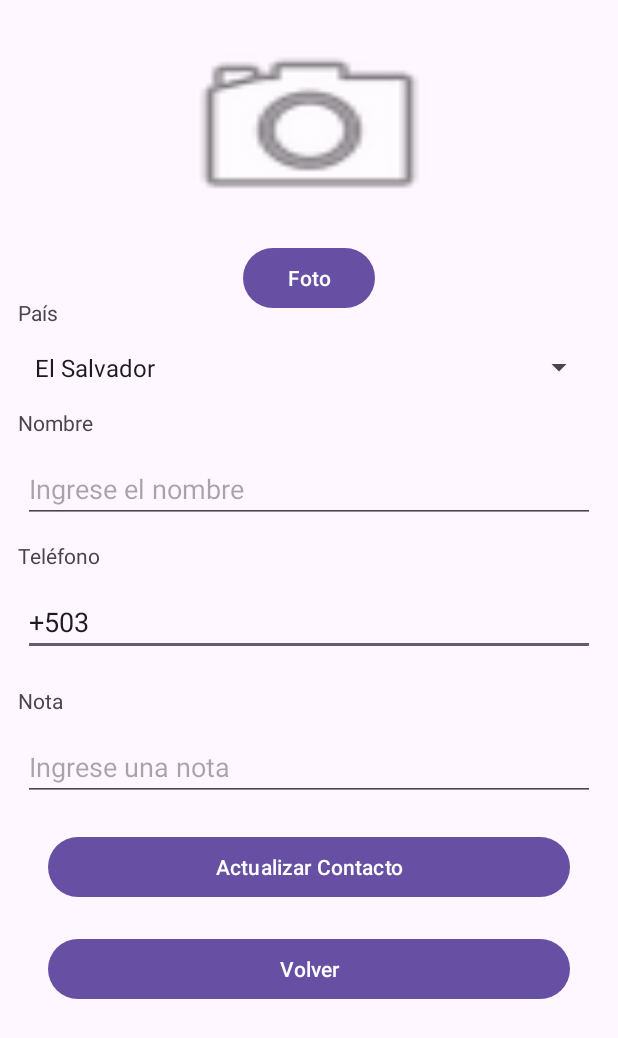
After one commit to brandon2683/TL01E1124290091_120140001, an Android app: the ActivityActualizar screen opened directly, with no data from a screen before it, on a phone screen of 412 x 824 dp. The commit adds this screen. Shown: the top 1038 px of the screen. Run offline under Robolectric (Android 15) with nearby library versions, the phone set to English and light mode, and no system bars.

Commit message:
solo falta actualizar

```diff
--- /dev/null
+++ b/app/src/main/java/com/example/tl01e1124290091_120140001/ActivityActualizar.java
@@ -0,0 +1,348 @@
+package com.example.tl01e1124290091_120140001;
+
+import android.Manifest;
+import android.annotation.SuppressLint;
+import android.content.ContentValues;
+import android.content.Intent;
+import android.content.pm.PackageManager;
+import android.database.Cursor;
+import android.database.sqlite.SQLiteDatabase;
+import android.graphics.Bitmap;
+import android.graphics.BitmapFactory;
+import android.graphics.Matrix;
+import android.media.ExifInterface;
+import android.net.Uri;
+import android.os.Bundle;
+import android.os.Environment;
+import android.provider.MediaStore;
+import android.util.Base64;
+import android.view.View;
+import android.widget.AdapterView;
+import android.widget.ArrayAdapter;
+import android.widget.Button;
+import android.widget.EditText;
+import android.widget.ImageView;
+import android.widget.Spinner;
+import android.widget.Toast;
+
+import androidx.activity.EdgeToEdge;
+import androidx.activity.result.ActivityResultLauncher;
+import androidx.activity.result.contract.ActivityResultContracts;
+import androidx.annotation.NonNull;
+import androidx.appcompat.app.AlertDialog;
+import androidx.appcompat.app.AppCompatActivity;
+import androidx.core.app.ActivityCompat;
+import androidx.core.content.ContextCompat;
+import androidx.core.content.FileProvider;
+
+import com.example.tl01e1124290091_120140001.Configuraciones.SQLiteConexion;
+import com.example.tl01e1124290091_120140001.Configuraciones.Transacciones;
+
+import java.io.ByteArrayOutputStream;
+import java.io.File;
+import java.io.IOException;
+import java.util.ArrayList;
+import java.util.HashMap;
+import java.util.Map;
+
+public class ActivityActualizar extends AppCompatActivity {
+    EditText nombresactu, telefonoactu, notaactu;
+    Spinner paisactu;
+    ImageView imageViewactu;
+    Button btnfotoactu, btnactulizar, btnvolver;
+    private File fotoFile;
+    private String fotoBase64 = null;
+    private static final int PERMISO_CAMARA = 101;
+    ActivityResultLauncher<Intent> tomarFotoLauncher;
+    Map<String, String> paisCodigo = new HashMap<>();
+    private int contactoId;
+    @Override
+    protected void onCreate(Bundle savedInstanceState) {
+        super.onCreate(savedInstanceState);
+        EdgeToEdge.enable(this);
+        setContentView(R.layout.activity_actualizar);
+
+        paisactu = (Spinner) findViewById(R.id.paisactu);
+        nombresactu = (EditText) findViewById(R.id.nombresactu);
+        telefonoactu = (EditText) findViewById(R.id.telefonoactu);
+        notaactu = (EditText) findViewById(R.id.notaactu);
+        imageViewactu = (ImageView) findViewById(R.id.imageViewactu);
+
+        btnfotoactu = (Button) findViewById(R.id.btnfotoactu);
+        btnactulizar = (Button) findViewById(R.id.btnactualizar);
+        btnvolver = (Button) findViewById(R.id.btnvolver);
+
+        contactoId = getIntent().getIntExtra("id", -1);
+
+        if (contactoId != -1) {
+            cargarContacto(contactoId);
+        }
+
+        btnfotoactu.setOnClickListener(new View.OnClickListener() {
+            @Override
+            public void onClick(View v) {
+                Permisos();
+            }
+        });
+        tomarFotoLauncher = registerForActivityResult(
+                new ActivityResultContracts.StartActivityForResult(),
+                result -> {
+                    if (result.getResultCode() == RESULT_OK) {
+                        if (fotoFile != null && fotoFile.exists()) {
+                            try {
+                                // Cargar el bitmap desde el archivo
+                                Bitmap foto = BitmapFactory.decodeFile(fotoFile.getAbsolutePath());
+
+                                // Leer orientación EXIF
+                                ExifInterface exif = new ExifInterface(fotoFile.getAbsolutePath());
+                                int orientation = exif.getAttributeInt(
+                                        ExifInterface.TAG_ORIENTATION, ExifInterface.ORIENTATION_NORMAL);
+                                int rotationInDegrees = exifToDegrees(orientation);
+
+                                // Rotar bitmap si es necesario
+                                Bitmap rotatedBitmap = foto;
+                                if (rotationInDegrees != 0) {
+                                    Matrix matrix = new Matrix();
+                                    matrix.preRotate(rotationInDegrees);
+                                    rotatedBitmap = Bitmap.createBitmap(foto, 0, 0,
+                                            foto.getWidth(), foto.getHeight(), matrix, true);
+                                }
+
+                                // Mostrar en ImageView
+                                imageViewactu.setImageBitmap(rotatedBitmap);
+
+                                // Convertir a Base64
+                                fotoBase64 = bitmapToBase64(rotatedBitmap);
+
+                            } catch (Exception e) {
+                                e.printStackTrace();
+                                Toast.makeText(ActivityActualizar.this, "Error al procesar la foto", Toast.LENGTH_LONG).show();
+                            }
+                        } else {
+                            Toast.makeText(ActivityActualizar.this, "No se pudo obtener la foto", Toast.LENGTH_LONG).show();
+                        }
+                    }
+                });
+        paisCodigo.put("Honduras", "+504");
+        paisCodigo.put("Costa Rica", "+506");
+        paisCodigo.put("Guatemala", "+502");
+        paisCodigo.put("El Salvador", "+503");
+        // Crear lista de países para el Spinner
+        ArrayList<String> listaPaises = new ArrayList<>(paisCodigo.keySet());
+        // Adapter del Spinner
+        ArrayAdapter<String> adapter = new ArrayAdapter<>(this, android.R.layout.simple_spinner_item, listaPaises);
+        adapter.setDropDownViewResource(android.R.layout.simple_spinner_dropdown_item);
+        paisactu.setAdapter(adapter);
+        paisactu.setOnItemSelectedListener(new AdapterView.OnItemSelectedListener() {
+            @Override
+            public void onItemSelected(AdapterView<?> parent, View view, int position, long id) {
+                String paisSeleccionado = (String) parent.getItemAtPosition(position);
+                // Llenar automáticamente el código del país en el EditText
+                String codigo = paisCodigo.get(paisSeleccionado);
+                telefonoactu.setText(codigo);
+            }
+            @Override
+            public void onNothingSelected(AdapterView<?> parent) {
+                // No hacer nada
+            }
+        });
+        btnactulizar.setOnClickListener(new View.OnClickListener() {
+            @Override
+            public void onClick(View v) {
+                actualizarContacto();
+            }
+        });
+        btnvolver.setOnClickListener(new View.OnClickListener() {
+            @Override
+            public void onClick(View v) {
+                Intent intent = new Intent(ActivityActualizar.this, ActivitySegunda.class);
+                startActivity(intent);
+            }
+        });
+    }
+    private void Permisos() {
+        if(ContextCompat.checkSelfPermission(this, Manifest.permission.CAMERA) !=
+                PackageManager.PERMISSION_GRANTED)
+        {
+            ActivityCompat.requestPermissions(this,
+                    new String[]{ Manifest.permission.CAMERA}, PERMISO_CAMARA);
+        }
+        else
+        {
+            seleccionarImagen();
+        }
+    }
+    private void seleccionarImagen() {
+        String[] opciones = {"Cámara", "Galería"};
+        AlertDialog.Builder builder = new AlertDialog.Builder(this);
+        builder.setTitle("Seleccionar imagen");
+        builder.setItems(opciones, (dialog, which) -> {
+            if (which == 0) {
+                // Tomar foto con cámara
+                OpenCamara();
+            } else if (which == 1) {
+                // Seleccionar imagen de galería
+                abrirGaleria();
+            }
+        });
+        builder.show();
+    }
+    private void OpenCamara()
+    {
+        try {
+            // Crear archivo temporal
+            fotoFile = new File(getExternalFilesDir(Environment.DIRECTORY_PICTURES),
+                    "foto_" + System.currentTimeMillis() + ".jpg");
+            Uri fotoUri = FileProvider.getUriForFile(this,
+                    "com.example.tl01e1124290091_120140001.provider", fotoFile);
+
+            Intent intent = new Intent(MediaStore.ACTION_IMAGE_CAPTURE);
+            intent.putExtra(MediaStore.EXTRA_OUTPUT, fotoUri);
+            tomarFotoLauncher.launch(intent);
+
+        } catch (Exception ex) {
+            ex.printStackTrace();
+            Toast.makeText(this, "Error al abrir cámara: " + ex.getMessage(), Toast.LENGTH_LONG).show();
+        }
+    }
+    private void abrirGaleria() {
+        Intent intent = new Intent(Intent.ACTION_PICK, MediaStore.Images.Media.EXTERNAL_CONTENT_URI);
+        intent.setType("image/*");
+        seleccionarImagenLauncher.launch(intent);
+    }
+    private ActivityResultLauncher<Intent> seleccionarImagenLauncher = registerForActivityResult(
+            new ActivityResultContracts.StartActivityForResult(),
+            result -> {
+                if (result.getResultCode() == RESULT_OK && result.getData() != null) {
+                    Uri imageUri = result.getData().getData(); // URI de la imagen seleccionada
+                    try {
+                        // Cargar bitmap desde URI
+                        Bitmap foto = MediaStore.Images.Media.getBitmap(getContentResolver(), imageUri);
+
+                        // Mostrar en ImageView
+                        imageViewactu.setImageBitmap(foto);
+
+                        // Convertir a Base64
+                        fotoBase64 = bitmapToBase64(foto);
+
+                    } catch (IOException e) {
+                        e.printStackTrace();
+                        Toast.makeText(this, "Error al cargar la imagen", Toast.LENGTH_LONG).show();
+                    }
+                }
+            }
+    );
+    private String bitmapToBase64(Bitmap bitmap)
+    {
+        ByteArrayOutputStream outputStream = new ByteArrayOutputStream();
+        bitmap.compress(Bitmap.CompressFormat.PNG, 100, outputStream);
+        byte[] byteArray = outputStream.toByteArray();
+        return Base64.encodeToString(byteArray, Base64.DEFAULT);
+    }
+    private int exifToDegrees(int exifOrientation) {
+        switch (exifOrientation) {
+            case ExifInterface.ORIENTATION_ROTATE_90: return 90;
+            case ExifInterface.ORIENTATION_ROTATE_180: return 180;
+            case ExifInterface.ORIENTATION_ROTATE_270: return 270;
+            default: return 0;
+        }
+    }
+    @Override
+    public void onRequestPermissionsResult(int requestCode, @NonNull String[] permissions, @NonNull int[] grantResults, int deviceId) {
+        super.onRequestPermissionsResult(requestCode, permissions, grantResults, deviceId);
+
+        if(requestCode == PERMISO_CAMARA)
+        {
+            if(grantResults.length > 0 && grantResults[0] == PackageManager.PERMISSION_GRANTED)
+            {
+                OpenCamara();
+            }
+            else
+            {
+                Toast.makeText(this, "Permiso de Camara denegado "  , Toast.LENGTH_LONG).show();
+            }
+        }
+    }
+    private void showAlert(String titulo, String mensaje) {
+        new AlertDialog.Builder(this)
+                .setTitle(titulo)
+                .setMessage(mensaje)
+                .setPositiveButton("Aceptar", (dialog, which) -> dialog.dismiss())
+                .show();
+    }
+    private void cargarContacto(int id) {
+        SQLiteConexion conn = new SQLiteConexion(this, Transacciones.DBNAME, null, 1);
+        SQLiteDatabase db = conn.getReadableDatabase();
+
+        Cursor cursor = db.query(
+                Transacciones.TableContactos,
+                null,
+                Transacciones.id + "=?",
+                new String[]{String.valueOf(id)},
+                null, null, null
+        );
+
+        if (cursor.moveToFirst()) {
+            nombresactu.setText(cursor.getString(cursor.getColumnIndexOrThrow(Transacciones.nombres)));
+            telefonoactu.setText(cursor.getString(cursor.getColumnIndexOrThrow(Transacciones.telefono)));
+            notaactu.setText(cursor.getString(cursor.getColumnIndexOrThrow(Transacciones.nota)));
+
+            String paisStr = cursor.getString(cursor.getColumnIndexOrThrow(Transacciones.pais));
+            int spinnerPos = ((ArrayAdapter) paisactu.getAdapter()).getPosition(paisStr);
+            paisactu.setSelection(spinnerPos);
+
+            String fotoStr = cursor.getString(cursor.getColumnIndexOrThrow(Transacciones.foto));
+            if (fotoStr != null && !fotoStr.isEmpty()) {
+                byte[] bytes = Base64.decode(fotoStr, Base64.DEFAULT);
+                Bitmap bitmap = BitmapFactory.decodeByteArray(bytes, 0, bytes.length);
+                imageViewactu.setImageBitmap(bitmap);
+                fotoBase64 = fotoStr; // mantener Base64 actual
+            }
+        }
+
+        cursor.close();
+        db.close();
+    }
+    private void actualizarContacto() {
+        String nombreStr = nombresactu.getText().toString().trim();
+        String telefonoStr = telefonoactu.getText().toString().trim();
+        String notaStr = notaactu.getText().toString().trim();
+        String paisStr = paisactu.getSelectedItem().toString();
+
+        if (nombreStr.isEmpty() || telefonoStr.isEmpty() || notaStr.isEmpty()) {
+            showAlert("Datos incompletos", "Completa todos los campos.");
+            return;
+        }
+
+        if (fotoBase64 == null) {
+            showAlert("Foto requerida", "Debes seleccionar o tomar una foto.");
+            return;
+        }
+
+        SQLiteConexion conn = new SQLiteConexion(this, Transacciones.DBNAME, null, 1);
+        SQLiteDatabase db = conn.getWritableDatabase();
+
+        ContentValues valores = new ContentValues();
+        valores.put(Transacciones.nombres, nombreStr);
+        valores.put(Transacciones.telefono, telefonoStr);
+        valores.put(Transacciones.nota, notaStr);
+        valores.put(Transacciones.pais, paisStr);
+        valores.put(Transacciones.foto, fotoBase64);
+
+        int resultado = db.update(
+                Transacciones.TableContactos,
+                valores,
+                Transacciones.id + "=?",
+                new String[]{String.valueOf(contactoId)}
+        );
+
+        db.close();
+
+        if (resultado > 0) {
+            Toast.makeText(this, "Contacto actualizado correctamente", Toast.LENGTH_SHORT).show();
+            finish(); // regresar a la lista
+        } else {
+            Toast.makeText(this, "Error al actualizar contacto", Toast.LENGTH_SHORT).show();
+        }
+    }
+}
--- a/app/src/main/java/com/example/tl01e1124290091_120140001/Configuraciones/Transacciones.java
+++ b/app/src/main/java/com/example/tl01e1124290091_120140001/Configuraciones/Transacciones.java
@@ -19,6 +19,7 @@ public class Transacciones
     // DDL
     public static final String CREATETABLECONTACTOS =
             "CREATE TABLE " + TableContactos + " ( " +
+                    "id INTEGER PRIMARY KEY AUTOINCREMENT, " +
                     pais + " TEXT NOT NULL, " +
                     nombres + " TEXT NOT NULL, " +
                     telefono + " TEXT, " +
--- /dev/null
+++ b/app/src/main/res/layout/activity_actualizar.xml
@@ -0,0 +1,155 @@
+<?xml version="1.0" encoding="utf-8"?>
+<androidx.constraintlayout.widget.ConstraintLayout
+    xmlns:android="http://schemas.android.com/apk/res/android"
+    xmlns:tools="http://schemas.android.com/tools"
+    xmlns:app="http://schemas.android.com/apk/res-auto"
+    android:id="@+id/main"
+    android:layout_width="match_parent"
+    android:layout_height="match_parent"
+    tools:context=".ActivityActualizar">
+
+    <TextView
+        android:id="@+id/textView8"
+        android:layout_width="wrap_content"
+        android:layout_height="wrap_content"
+        android:layout_marginStart="12dp"
+        android:layout_marginTop="20dp"
+        android:text="Nota"
+        app:layout_constraintStart_toStartOf="parent"
+        app:layout_constraintTop_toBottomOf="@+id/telefonoactu" />
+
+    <Button
+        android:id="@+id/btnactualizar"
+        android:layout_width="0dp"
+        android:layout_height="wrap_content"
+        android:layout_marginStart="32dp"
+        android:layout_marginTop="20dp"
+        android:layout_marginEnd="32dp"
+        android:text="Actualizar Contacto"
+        app:layout_constraintEnd_toEndOf="parent"
+        app:layout_constraintHorizontal_bias="0.0"
+        app:layout_constraintStart_toStartOf="parent"
+        app:layout_constraintTop_toBottomOf="@+id/notaactu" />
+
+    <Button
+        android:id="@+id/btnvolver"
+        android:layout_width="0dp"
+        android:layout_height="wrap_content"
+        android:layout_marginStart="32dp"
+        android:layout_marginTop="20dp"
+        android:layout_marginEnd="32dp"
+        android:text="Volver"
+        app:layout_constraintEnd_toEndOf="parent"
+        app:layout_constraintHorizontal_bias="0.0"
+        app:layout_constraintStart_toStartOf="parent"
+        app:layout_constraintTop_toBottomOf="@+id/btnactualizar" />
+
+    <EditText
+        android:id="@+id/telefonoactu"
+        android:layout_width="0dp"
+        android:layout_height="wrap_content"
+        android:layout_marginStart="15dp"
+        android:layout_marginTop="12dp"
+        android:layout_marginEnd="15dp"
+        android:ems="10"
+        android:hint="Ingrese el numero de telefono"
+        android:inputType="phone"
+        app:layout_constraintEnd_toEndOf="parent"
+        app:layout_constraintHorizontal_bias="0.0"
+        app:layout_constraintStart_toStartOf="parent"
+        app:layout_constraintTop_toBottomOf="@+id/textView7" />
+
+    <EditText
+        android:id="@+id/notaactu"
+        android:layout_width="0dp"
+        android:layout_height="wrap_content"
+        android:layout_marginStart="15dp"
+        android:layout_marginTop="12dp"
+        android:layout_marginEnd="15dp"
+        android:ems="10"
+        android:hint="Ingrese una nota"
+        android:inputType="text"
+        app:layout_constraintEnd_toEndOf="parent"
+        app:layout_constraintHorizontal_bias="0.0"
+        app:layout_constraintStart_toStartOf="parent"
+        app:layout_constraintTop_toBottomOf="@+id/textView8" />
+
+    <EditText
+        android:id="@+id/nombresactu"
+        android:layout_width="0dp"
+        android:layout_height="wrap_content"
+        android:layout_marginStart="15dp"
+        android:layout_marginTop="12dp"
+        android:layout_marginEnd="15dp"
+        android:ems="10"
+        android:hint="Ingrese el nombre"
+        android:inputType="text"
+        app:layout_constraintEnd_toEndOf="parent"
+        app:layout_constraintHorizontal_bias="1.0"
+        app:layout_constraintStart_toStartOf="parent"
+        app:layout_constraintTop_toBottomOf="@+id/textView6" />
+
+    <TextView
+        android:id="@+id/textView6"
+        android:layout_width="wrap_content"
+        android:layout_height="wrap_content"
+        android:layout_marginStart="12dp"
+        android:layout_marginTop="12dp"
+        android:text="Nombre"
+        app:layout_constraintStart_toStartOf="parent"
+        app:layout_constraintTop_toBottomOf="@+id/paisactu" />
+
+    <TextView
+        android:id="@+id/textView7"
+        android:layout_width="wrap_content"
+        android:layout_height="wrap_content"
+        android:layout_marginStart="12dp"
+        android:layout_marginTop="12dp"
+        android:text="Teléfono"
+        app:layout_constraintStart_toStartOf="parent"
+        app:layout_constraintTop_toBottomOf="@+id/nombresactu" />
+
+    <TextView
+        android:id="@+id/textView"
+        android:layout_width="wrap_content"
+        android:layout_height="wrap_content"
+        android:layout_marginStart="12dp"
+        android:layout_marginTop="45dp"
+        android:text="País"
+        app:layout_constraintStart_toStartOf="parent"
+        app:layout_constraintTop_toBottomOf="@+id/imageViewactu" />
+
+    <Spinner
+        android:id="@+id/paisactu"
+        android:layout_width="0dp"
+        android:layout_height="30dp"
+        android:layout_marginStart="15dp"
+        android:layout_marginTop="12dp"
+        android:layout_marginEnd="15dp"
+        app:layout_constraintEnd_toEndOf="parent"
+        app:layout_constraintHorizontal_bias="0.0"
+        app:layout_constraintStart_toStartOf="parent"
+        app:layout_constraintTop_toBottomOf="@+id/textView" />
+
+    <Button
+        android:id="@+id/btnfotoactu"
+        android:layout_width="wrap_content"
+        android:layout_height="wrap_content"
+        android:layout_marginTop="8dp"
+        android:text="Foto"
+        app:layout_constraintEnd_toEndOf="parent"
+        app:layout_constraintStart_toStartOf="parent"
+        app:layout_constraintTop_toBottomOf="@+id/imageViewactu" />
+
+    <ImageView
+        android:id="@+id/imageViewactu"
+        android:layout_width="182dp"
+        android:layout_height="137dp"
+        android:layout_marginTop="16dp"
+        android:background="@android:drawable/ic_menu_camera"
+        android:contentDescription="Profile"
+        app:layout_constraintEnd_toEndOf="parent"
+        app:layout_constraintStart_toStartOf="parent"
+        app:layout_constraintTop_toTopOf="parent"
+        tools:srcCompat="@tools:sample/avatars" />
+</androidx.constraintlayout.widget.ConstraintLayout>
```
Also changed, not shown: app/src/main/AndroidManifest.xml (+8 -6 lines), app/src/main/java/com/example/tl01e1124290091_120140001/ActivitySegunda.java (+95 -29 lines), app/src/main/java/com/example/tl01e1124290091_120140001/Configuraciones/Contacto.java (+17 -1 lines), app/src/main/java/com/example/tl01e1124290091_120140001/Configuraciones/ContactoAdapter.java (+13 -0 lines), app/src/main/java/com/example/tl01e1124290091_120140001/MainActivity.java (+43 -2 lines), app/src/main/res/layout/item_contacto.xml (+17 -4 lines).
